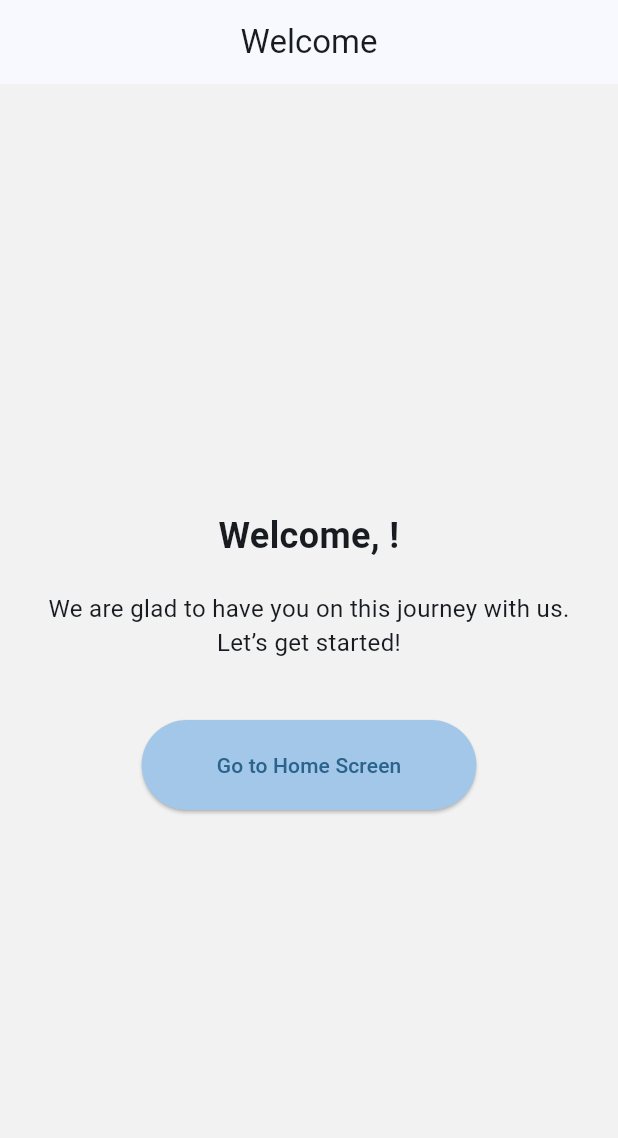
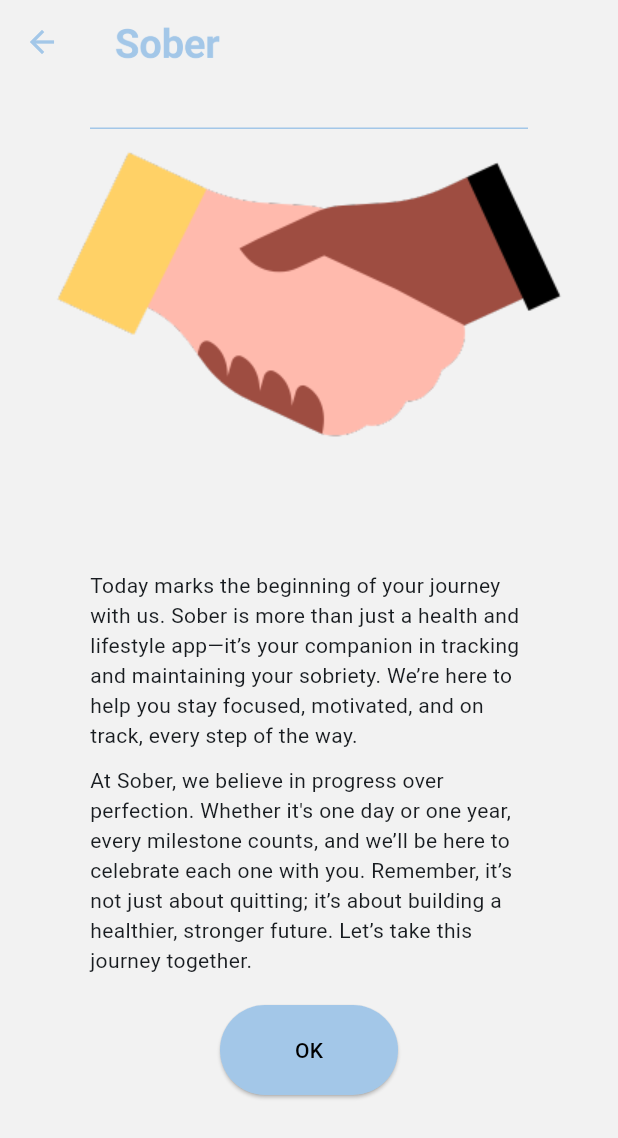
Before and after one commit to vahe-hass/sober-app, a Flutter app: the WelcomeScreen screen opened directly with empty values, on a phone screen of 412 x 824 dp. Shown: the top 1138 px of the screen. Run offline on Flutter 3.47's test engine with Material 3 defaults, Android fonts, the phone set to English and light mode, and no system bars; our stand-ins replace google_mobile_ads, shared_preferences; accounts and stored records are empty; Roboto replaces fonts that are missing (Noto-Sans); project files that could hold a hidden picture were left out.

Commit message:
Welcome screen UI work

```diff
--- a/lib/screens/welcome_screen.dart
+++ b/lib/screens/welcome_screen.dart
@@ -14,41 +14,76 @@ class _WelcomeScreenState extends State<WelcomeScreen> {
   Widget build(BuildContext context) {
     return Scaffold(
       appBar: AppBar(
-        title: const Text('Welcome'),
-        centerTitle: true,
+        backgroundColor: Theme.of(context).scaffoldBackgroundColor,
+        title: SizedBox(
+          width: 80.0,
+          child: Image.asset('assets/images/main_txt_logo.png'),
         ),
-      body: Center(
-        child: Padding(
-          padding: const EdgeInsets.all(20.0),
-          child: Column(
-            mainAxisAlignment: MainAxisAlignment.center,
+        leading: IconButton(
+          icon: const Icon(Icons.arrow_back, color: Color(0xFFa3c7e8)),
+          onPressed: () {
+            Navigator.pushReplacementNamed(context, '/form');
+          },
+        ),
+      ),
+      body: Column(
         children: [
+          Container(
+            margin: const EdgeInsets.symmetric(horizontal: 60.0),
+            height: 30,
+            decoration: const BoxDecoration(
+              border: Border(
+                bottom: BorderSide(
+                  color: Color(0xFFa3c7e8),
+                  width: 1.0,
+                ),
+              ),
+            ),
+          ),
+          Image.asset('assets/images/sober_handshake.png'),
+          const SizedBox(height: 20),
           Text(
-                'Welcome, ${widget.userName}!',
+            widget.userName,
             style: const TextStyle(
               fontSize: 24,
               fontWeight: FontWeight.bold,
+              fontFamily: 'Poppins',
             ),
-                textAlign: TextAlign.center,
           ),
           const SizedBox(height: 20),
-              const Text(
-                'We are glad to have you on this journey with us. Let’s get started!',
-                textAlign: TextAlign.center,
+          const Padding(
+            padding: EdgeInsets.symmetric(horizontal: 60.0),
+            child: Text(
+              "Today marks the beginning of your journey with us. Sober is more than just a health and lifestyle app—it’s your companion in tracking and maintaining your sobriety. We’re here to help you stay focused, motivated, and on track, every step of the way.",
               style: TextStyle(
-                  fontSize: 16,
+                fontFamily: 'Noto-Sans',
               ),
             ),
-              const SizedBox(height: 40),
+          ),
+          const SizedBox(height: 10),
+          const Padding(
+            padding: EdgeInsets.symmetric(horizontal: 60.0),
+            child: Text(
+              "At Sober, we believe in progress over perfection. Whether it's one day or one year, every milestone counts, and we’ll be here to celebrate each one with you. Remember, it’s not just about quitting; it’s about building a healthier, stronger future. Let’s take this journey together.",
+              style: TextStyle(
+                fontFamily: 'Noto-Sans',
+              ),
+            ),
+          ),
+          const SizedBox(height: 20),
           ElevatedButton(
             onPressed: () {
               Navigator.pushReplacementNamed(context, '/home');
             },
-                child: const Text('Go to Home Screen'),
+            child: const Text(
+              'OK',
+              style: TextStyle(
+                fontFamily: 'Roboto',
+                color: Colors.black,
+              ),
+            ),
           ),
         ],
-          ),
-        ),
       ),
     );
   }
```
Also changed, not shown: assets/images/sober_handshake.png (added). Lines whose indentation alone changed are shown as unchanged.
